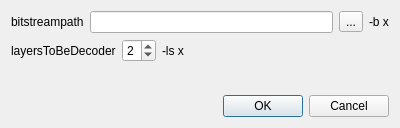
Qt form longmanApp/src/appGUI/lmParserBitConfigure.ui (QtLab/lmApp) before a commit.
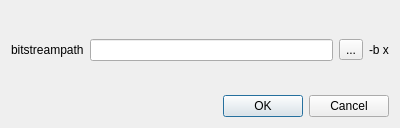
The same form after that commit.

Diff of the .ui file:
```diff
--- a/longmanApp/src/appGUI/lmParserBitConfigure.ui
+++ b/longmanApp/src/appGUI/lmParserBitConfigure.ui
@@ -54,63 +54,6 @@
      </item>
     </layout>
    </item>
-   <item>
-    <layout class="QHBoxLayout" name="horizontalLayout_2">
-     <item>
-      <widget class="QLabel" name="label_2">
-       <property name="text">
-        <string>layersToBeDecoder</string>
-       </property>
-      </widget>
-     </item>
-     <item>
-      <widget class="QSpinBox" name="spinBox">
-       <property name="minimum">
-        <number>1</number>
-       </property>
-       <property name="maximum">
-        <number>8</number>
-       </property>
-       <property name="value">
-        <number>2</number>
-       </property>
-      </widget>
-     </item>
-     <item>
-      <widget class="QLabel" name="label_3">
-       <property name="text">
-        <string>-ls x</string>
-       </property>
-      </widget>
-     </item>
-     <item>
-      <spacer name="horizontalSpacer">
-       <property name="orientation">
-        <enum>Qt::Horizontal</enum>
-       </property>
-       <property name="sizeHint" stdset="0">
-        <size>
-         <width>40</width>
-         <height>20</height>
-        </size>
-       </property>
-      </spacer>
-     </item>
-    </layout>
-   </item>
-   <item>
-    <spacer name="verticalSpacer">
-     <property name="orientation">
-      <enum>Qt::Vertical</enum>
-     </property>
-     <property name="sizeHint" stdset="0">
-      <size>
-       <width>20</width>
-       <height>40</height>
-      </size>
-     </property>
-    </spacer>
-   </item>
    <item>
     <widget class="QDialogButtonBox" name="buttonBox">
      <property name="standardButtons">
```
